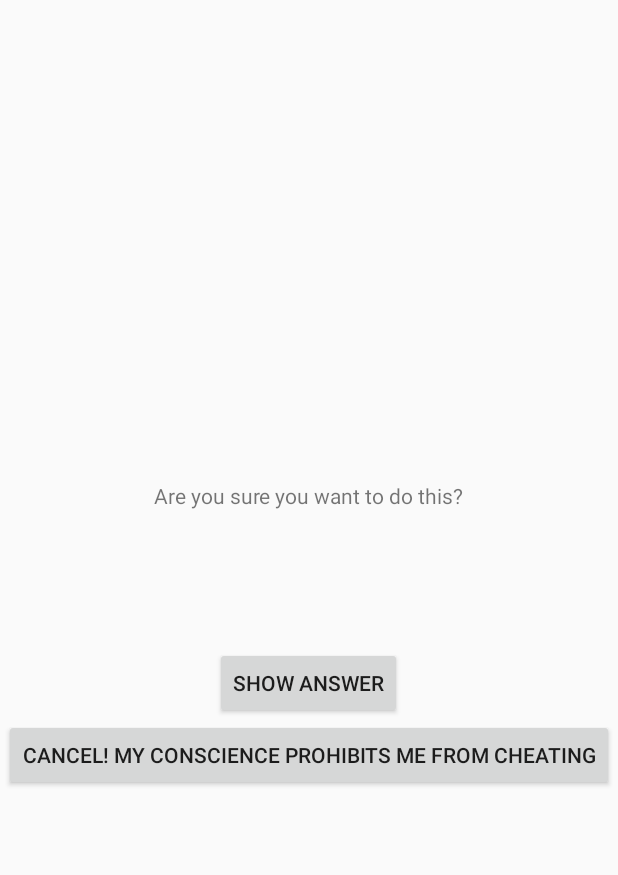
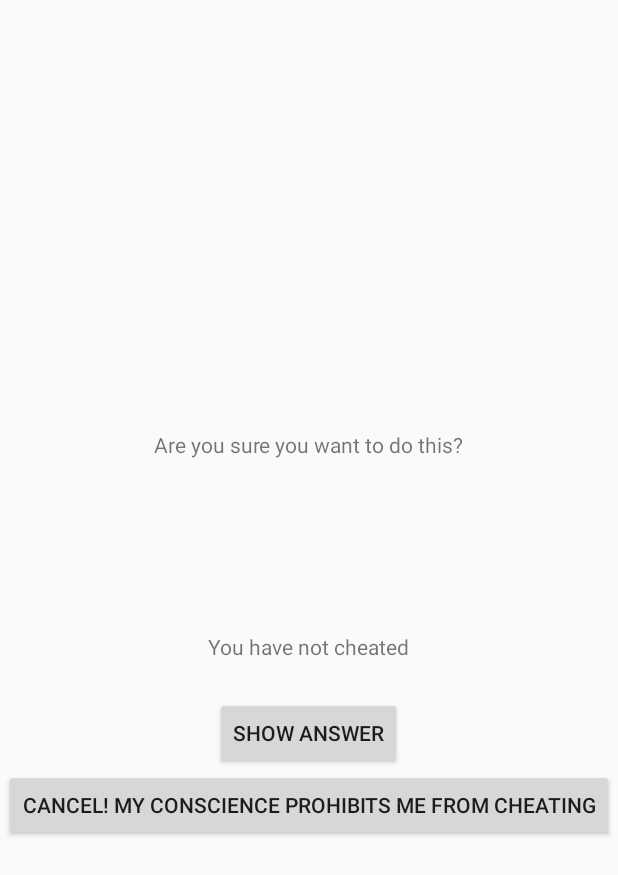
Before and after one commit to phuongnk/android_bignerdranch_geoquiz, an Android app: the CheatActivity screen opened directly, with no data from a screen before it, on a phone screen of 412 x 824 dp. Shown: the top 875 px of the screen. Run offline under Robolectric (Android 15) with nearby library versions, the phone set to English and light mode, and no system bars.

Commit message:
C5 - after Challenge

```diff
--- a/app/src/main/java/com/bignerdranch/android/geoquiz/CheatActivity.java
+++ b/app/src/main/java/com/bignerdranch/android/geoquiz/CheatActivity.java
@@ -13,15 +13,27 @@ import android.widget.TextView;
 public class CheatActivity extends AppCompatActivity {
     private static final String EXTRA_ANSWER_IS_TRUE = "com.bignerdranch.android.geoquiz.answer_is_true";
     private static final String EXTRA_USER_CHEATED = "com.bignerdranch.android.geoquiz.user_cheated";
+    //private static boolean staticUserCheated = false; // testing: a static variable, to see if this value survives screen rotations
+    private boolean mUserCheated = false;
     private Button mShowAnswerButton;
     private Button mCancelButton;
     private TextView mCheatAnswerTextView;
+    private TextView mUserCheatedTextView;
 
     private void setAnswerShownResult(boolean pAnswerShown) {
         Intent returnIntent = new Intent();
 
         returnIntent.putExtra(EXTRA_USER_CHEATED, pAnswerShown);
         setResult(RESULT_OK, returnIntent);
+    }
+
+    private void showIfUserCheated() {
+        //if (staticUserCheated) {
+        if (mUserCheated) {
+            mUserCheatedTextView.setText("You cheated");
+        } else {
+            mUserCheatedTextView.setText("You have not cheated");
+        }
     }
 
 
@@ -32,7 +44,15 @@ public class CheatActivity extends AppCompatActivity {
 
         mShowAnswerButton = (Button) findViewById(R.id.cheatShowAnswerButton);
         mCheatAnswerTextView = (TextView) findViewById(R.id.cheatAnswerTextView);
+        mUserCheatedTextView = (TextView) findViewById(R.id.userCheatedTextView);
+        showIfUserCheated();
         mCancelButton = (Button) findViewById(R.id.cheatCancelButton);
+
+        if (savedInstanceState != null) {
+            mUserCheated = savedInstanceState.getBoolean(EXTRA_USER_CHEATED, false);
+        }
+        showIfUserCheated();
+        setAnswerShownResult(mUserCheated);
 
         mShowAnswerButton.setOnClickListener(
             new View.OnClickListener() {
@@ -40,7 +60,10 @@ public class CheatActivity extends AppCompatActivity {
                 public void onClick(View pView) {
                     boolean answerIsTrue = CheatActivity.this.getIntent().getBooleanExtra(EXTRA_ANSWER_IS_TRUE, true);
                     mCheatAnswerTextView.setText("The answer is: " + answerIsTrue);
-                    setAnswerShownResult(true);
+                    //staticUserCheated = true;
+                    mUserCheated = true;
+                    showIfUserCheated();
+                    setAnswerShownResult(mUserCheated);
                 }
             }
         );
@@ -49,12 +72,18 @@ public class CheatActivity extends AppCompatActivity {
             new View.OnClickListener(){
                 @Override
                 public void onClick(View pView) {
-                    setAnswerShownResult(false);
+                    setAnswerShownResult(mUserCheated);
                     CheatActivity.this.finish();
                 }
             }
         );
 
+    }  // onCreate() ---------------
+
+    @Override
+    public void onSaveInstanceState(Bundle pBundleToSave) {
+        super.onSaveInstanceState(pBundleToSave);
+        pBundleToSave.putBoolean(EXTRA_USER_CHEATED, mUserCheated);
     }
 
 }
--- a/app/src/main/res/layout/activity_cheat.xml
+++ b/app/src/main/res/layout/activity_cheat.xml
@@ -20,6 +20,14 @@
         tools:text="Answer"
         android:id="@+id/cheatAnswerTextView"/>
 
+    <TextView
+        android:layout_width="wrap_content"
+        android:layout_height="wrap_content"
+        android:padding="24dp"
+        tools:text="Answer"
+        android:id="@+id/userCheatedTextView"/>
+
+
     <Button
         android:id="@+id/cheatShowAnswerButton"
         android:layout_width="wrap_content"
--- a/app/src/main/res/values/strings.xml
+++ b/app/src/main/res/values/strings.xml
@@ -4,6 +4,7 @@
     <string name="true_button_label">TRUE</string>
     <string name="false_button_label">FALSE</string>
     <string name="launch_cheat_activity_button_label">Cheat!</string>
+    <string name="launch_cheat_activity_button_label_again">Cheat again on this same question!</string>
     <string name="previous_button_label">Previous</string>
     <string name="next_button_label">Next</string>
     <string name="correct_toast_msg">You are Correct!</string>
```
Also changed, not shown: app/src/main/java/com/bignerdranch/android/geoquiz/QuizActivity.java (+100 -22 lines), app/src/main/res/layout-land/activity_quiz.xml (+7 -0 lines).
